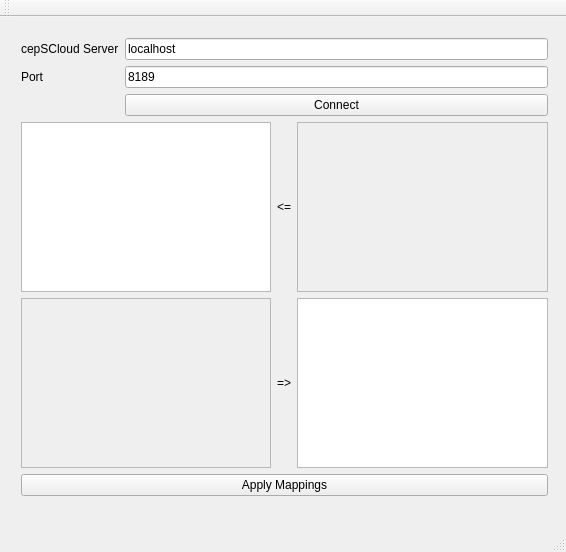
First picture: the form in cloud/tools/cepscloud_canmapper/mainwindow.ui, repository cepsdev/machines4ceps, before the edit.
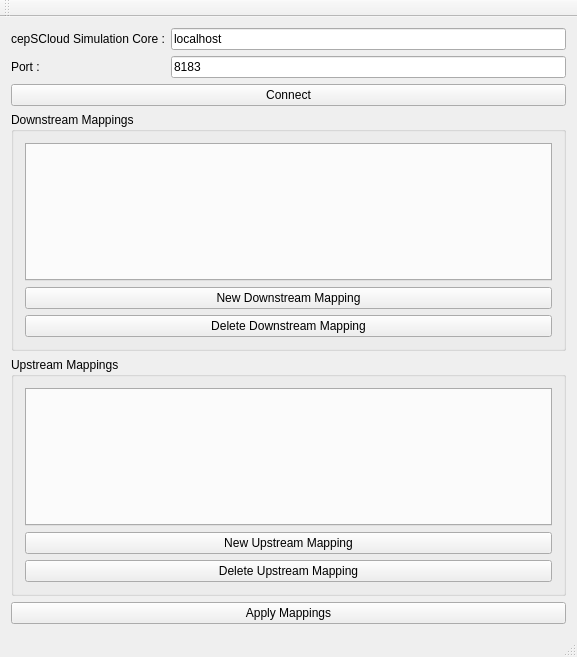
Second picture: the form after the edit.

The edit to the form file:
```diff
--- a/cloud/tools/cepscloud_canmapper/mainwindow.ui
+++ b/cloud/tools/cepscloud_canmapper/mainwindow.ui
@@ -6,30 +6,21 @@
    <rect>
     <x>0</x>
     <y>0</y>
-    <width>566</width>
-    <height>552</height>
+    <width>577</width>
+    <height>657</height>
    </rect>
   </property>
   <property name="windowTitle">
    <string>cepSCloud CAN Mapper</string>
   </property>
   <widget class="QWidget" name="centralWidget">
-   <widget class="QWidget" name="layoutWidget">
-    <property name="geometry">
-     <rect>
-      <x>10</x>
-      <y>10</y>
-      <width>549</width>
-      <height>480</height>
-     </rect>
-    </property>
-    <layout class="QVBoxLayout" name="verticalLayout">
-     <item>
+   <layout class="QGridLayout" name="gridLayout_3">
+    <item row="0" column="0">
       <layout class="QFormLayout" name="formLayout">
        <item row="0" column="0">
         <widget class="QLabel" name="label">
          <property name="text">
-          <string>cepSCloud Server</string>
+         <string>cepSCloud Simulation Core :</string>
          </property>
         </widget>
        </item>
@@ -43,19 +34,19 @@
        <item row="1" column="0">
         <widget class="QLabel" name="label_2">
          <property name="text">
-          <string>Port</string>
+         <string>Port :</string>
          </property>
         </widget>
        </item>
        <item row="1" column="1">
         <widget class="QLineEdit" name="lineEdit_2">
          <property name="text">
-          <string>8189</string>
+         <string>8183</string>
          </property>
         </widget>
        </item>
-       <item row="2" column="1">
-        <widget class="QPushButton" name="pushButton_2">
+      <item row="2" column="0" colspan="2">
+       <widget class="QPushButton" name="connect_btn">
          <property name="text">
           <string>Connect</string>
          </property>
@@ -63,53 +54,77 @@
        </item>
       </layout>
      </item>
-     <item>
+    <item row="1" column="0">
+     <widget class="QGroupBox" name="groupBox">
+      <property name="title">
+       <string>Downstream Mappings</string>
+      </property>
+      <layout class="QGridLayout" name="gridLayout_2">
+       <item row="0" column="0">
+        <widget class="QTabWidget" name="downstream_tabs">
+         <property name="currentIndex">
+          <number>-1</number>
+         </property>
+        </widget>
+       </item>
+       <item row="1" column="0">
+        <widget class="QPushButton" name="new_downstream_mapping_btn">
+         <property name="text">
+          <string>New Downstream Mapping</string>
+         </property>
+        </widget>
+       </item>
+       <item row="2" column="0">
+        <widget class="QPushButton" name="delete_downstream_mapping_btn">
+         <property name="text">
+          <string>Delete Downstream Mapping</string>
+         </property>
+        </widget>
+       </item>
+      </layout>
+     </widget>
+    </item>
+    <item row="2" column="0">
+     <widget class="QGroupBox" name="groupBox_2">
+      <property name="title">
+       <string>Upstream Mappings</string>
+      </property>
       <layout class="QGridLayout" name="gridLayout">
-       <item row="0" column="2">
-        <widget class="QListWidget" name="listwidget_local_ifs_downstream">
-         <property name="enabled">
-          <bool>false</bool>
+       <item row="0" column="0">
+        <widget class="QTabWidget" name="upstream_tabs">
+         <property name="maximumSize">
+          <size>
+           <width>800</width>
+           <height>900</height>
+          </size>
          </property>
         </widget>
        </item>
-       <item row="2" column="0" colspan="3">
-        <widget class="QPushButton" name="pushButton">
+       <item row="1" column="0">
+        <widget class="QPushButton" name="new_upstream_mapping_btn">
+         <property name="text">
+          <string>New Upstream Mapping</string>
+         </property>
+        </widget>
+       </item>
+       <item row="2" column="0">
+        <widget class="QPushButton" name="delete_upstream_mapping_btn">
+         <property name="text">
+          <string>Delete Upstream Mapping</string>
+         </property>
+        </widget>
+       </item>
+      </layout>
+     </widget>
+    </item>
+    <item row="3" column="0">
+     <widget class="QPushButton" name="apply_mappings_btn">
          <property name="text">
           <string>Apply Mappings</string>
          </property>
         </widget>
        </item>
-       <item row="1" column="1">
-        <widget class="QLabel" name="label_4">
-         <property name="text">
-          <string>=&gt;</string>
-         </property>
-        </widget>
-       </item>
-       <item row="1" column="0">
-        <widget class="QListWidget" name="listwidget_local_ifs_upstream">
-         <property name="enabled">
-          <bool>false</bool>
-         </property>
-        </widget>
-       </item>
-       <item row="0" column="0">
-        <widget class="QListWidget" name="listWidget"/>
-       </item>
-       <item row="0" column="1">
-        <widget class="QLabel" name="label_3">
-         <property name="text">
-          <string>&lt;=</string>
-         </property>
-        </widget>
-       </item>
-       <item row="1" column="2">
-        <widget class="QListWidget" name="listwidget_remote_in_channels"/>
-       </item>
-      </layout>
-     </item>
-    </layout>
-   </widget>
+   </layout>
   </widget>
   <widget class="QMenuBar" name="menuBar">
    <property name="geometry">
```
Left out of the diff: 6 changed lines with no effect on the pictures. Lines whose indentation alone changed are shown as unchanged.
